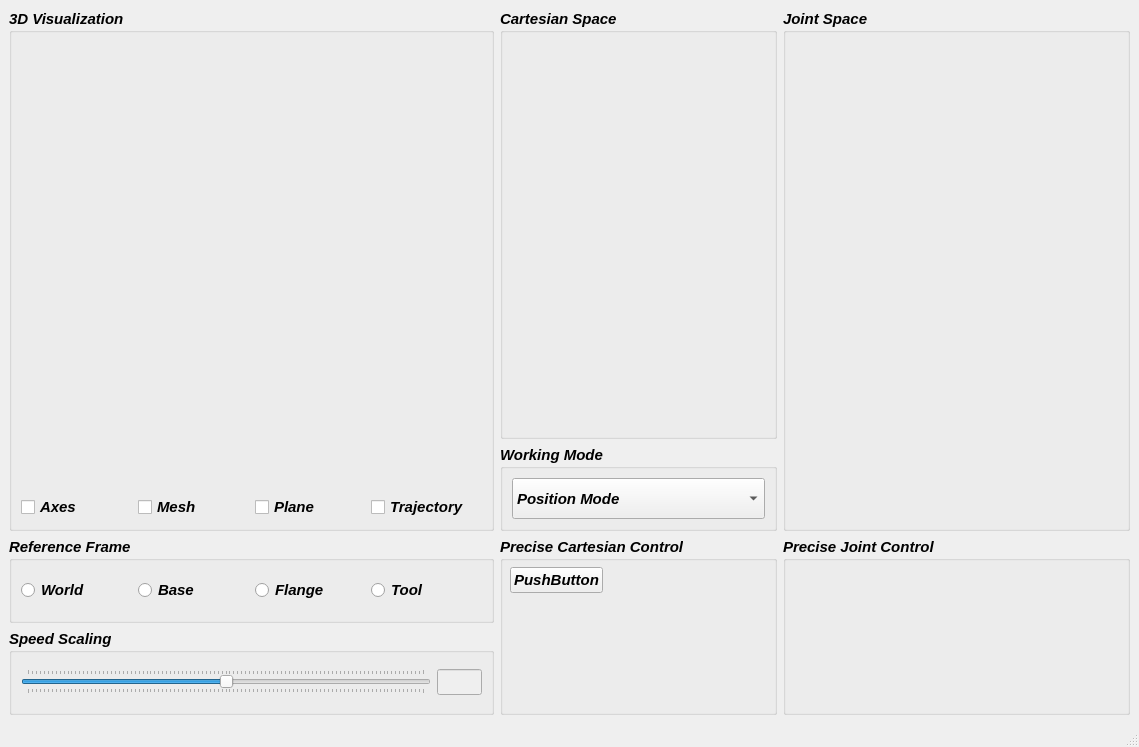
Above: src/RocosMainWindow.ui from thinkexist1989/rocos-viz before the change. Below: the same form after it.
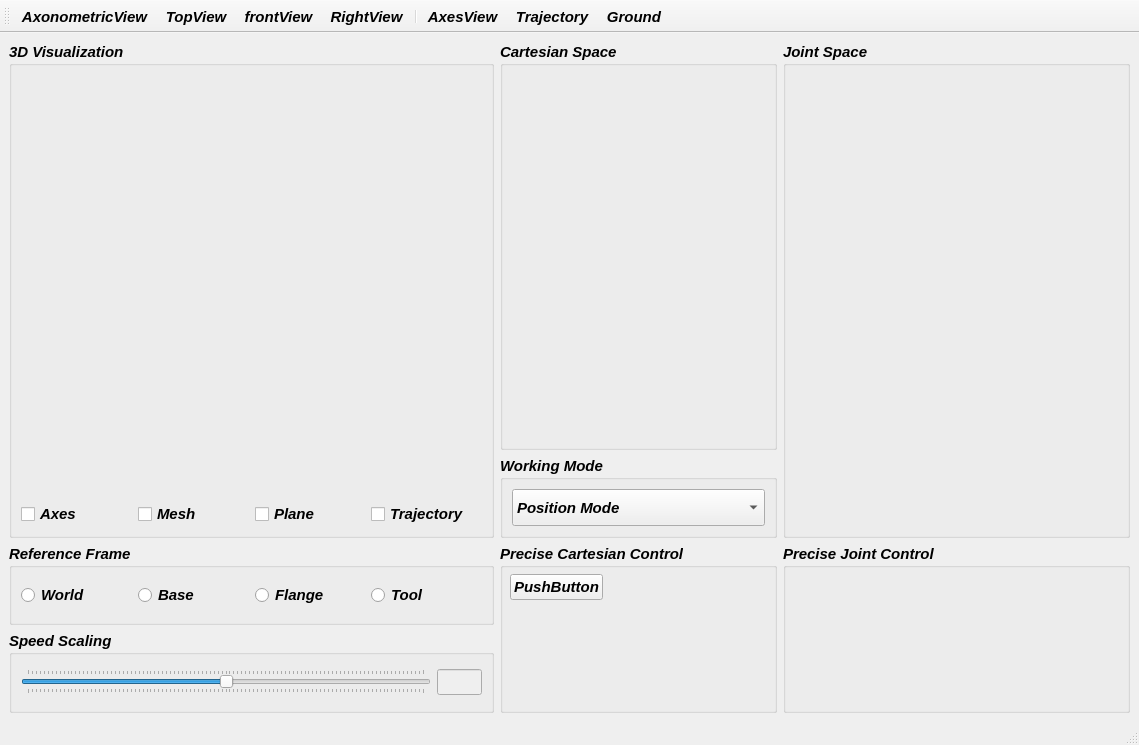
That is the form after the change. Icons and pictures are not drawn. Custom widgets are drawn as their Qt base class.

```diff
--- a/src/RocosMainWindow.ui
+++ b/src/RocosMainWindow.ui
@@ -7,7 +7,7 @@
     <x>0</x>
     <y>0</y>
     <width>1139</width>
-    <height>747</height>
+    <height>745</height>
    </rect>
   </property>
   <property name="font">
@@ -280,6 +280,103 @@
    </property>
   </widget>
   <widget class="QStatusBar" name="statusbar"/>
+  <widget class="QToolBar" name="toolBar">
+   <property name="windowTitle">
+    <string>toolBar</string>
+   </property>
+   <attribute name="toolBarArea">
+    <enum>TopToolBarArea</enum>
+   </attribute>
+   <attribute name="toolBarBreak">
+    <bool>false</bool>
+   </attribute>
+   <addaction name="actionAxoView"/>
+   <addaction name="actionTopView"/>
+   <addaction name="actionFrontView"/>
+   <addaction name="actionRightView"/>
+   <addaction name="separator"/>
+   <addaction name="actionAxesView"/>
+   <addaction name="actionTrajectory"/>
+   <addaction name="actionGround"/>
+  </widget>
+  <action name="actionFrontView">
+   <property name="icon">
+    <iconset resource="../res.qrc">
+     <normaloff>:/res/fview.png</normaloff>:/res/fview.png</iconset>
+   </property>
+   <property name="text">
+    <string>frontView</string>
+   </property>
+   <property name="toolTip">
+    <string>FrontView</string>
+   </property>
+  </action>
+  <action name="actionTopView">
+   <property name="icon">
+    <iconset resource="../res.qrc">
+     <normaloff>:/res/tview.png</normaloff>:/res/tview.png</iconset>
+   </property>
+   <property name="text">
+    <string>TopView</string>
+   </property>
+  </action>
+  <action name="actionRightView">
+   <property name="icon">
+    <iconset resource="../res.qrc">
+     <normaloff>:/res/rview.png</normaloff>:/res/rview.png</iconset>
+   </property>
+   <property name="text">
+    <string>RightView</string>
+   </property>
+  </action>
+  <action name="actionAxoView">
+   <property name="icon">
+    <iconset resource="../res.qrc">
+     <normaloff>:/res/cube_wire.svg</normaloff>:/res/cube_wire.svg</iconset>
+   </property>
+   <property name="text">
+    <string>AxonometricView</string>
+   </property>
+  </action>
+  <action name="actionAxesView">
+   <property name="icon">
+    <iconset resource="../res.qrc">
+     <normaloff>:/res/coordinates.ico</normaloff>:/res/coordinates.ico</iconset>
+   </property>
+   <property name="text">
+    <string>AxesView</string>
+   </property>
+  </action>
+  <action name="actionPlan">
+   <property name="icon">
+    <iconset resource="../res.qrc">
+     <normaloff>:/res/plan.ico</normaloff>:/res/plan.ico</iconset>
+   </property>
+   <property name="text">
+    <string>Plan</string>
+   </property>
+  </action>
+  <action name="actionTrajectory">
+   <property name="icon">
+    <iconset resource="../res.qrc">
+     <normaloff>:/res/path.png</normaloff>:/res/path.png</iconset>
+   </property>
+   <property name="text">
+    <string>Trajectory</string>
+   </property>
+   <property name="toolTip">
+    <string>Trajectory</string>
+   </property>
+  </action>
+  <action name="actionGround">
+   <property name="icon">
+    <iconset resource="../res.qrc">
+     <normaloff>:/res/line.png</normaloff>:/res/line.png</iconset>
+   </property>
+   <property name="text">
+    <string>Ground</string>
+   </property>
+  </action>
  </widget>
  <customwidgets>
   <customwidget>
```
Left out of the diff: 4 changed lines with no effect on the pictures.
